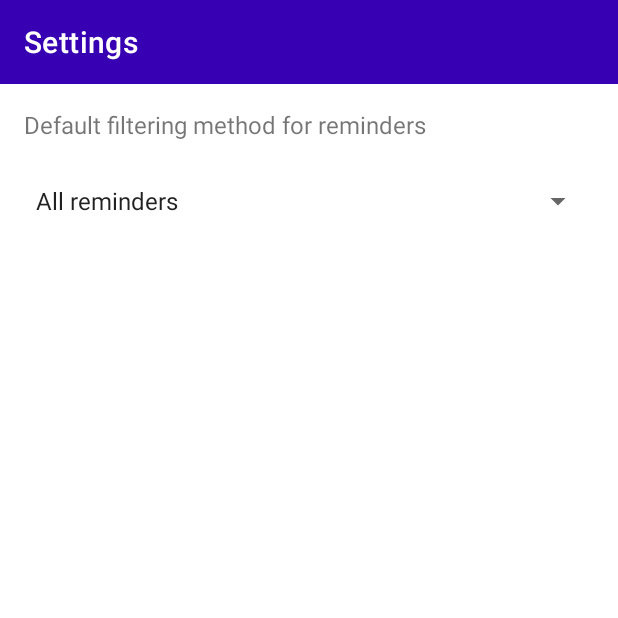
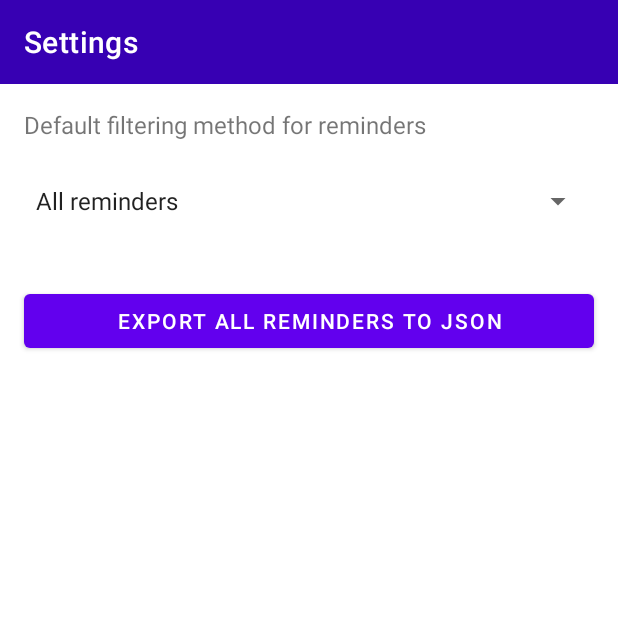
Before and after one commit to C4lopsitta/reminders-android, an Android app: the Settings screen opened directly, with no data from a screen before it, on a phone screen of 412 x 824 dp, the top half of it. Run offline under Robolectric (Android 15) with nearby library versions, the phone set to English and light mode, and no system bars.

```diff
--- a/app/src/main/java/cc/atomtech/todo/AddReminder.kt
+++ b/app/src/main/java/cc/atomtech/todo/AddReminder.kt
@@ -3,6 +3,7 @@ package cc.atomtech.todo
 import android.annotation.SuppressLint
 import android.app.DatePickerDialog
 import android.app.TimePickerDialog
+import android.content.Context
 import android.content.Intent
 import android.os.Bundle
 import android.util.Log
@@ -85,6 +86,7 @@ class AddReminder : AppCompatActivity() {
 
         var timeInMillis: Long = 0;
 
+        val context: Context = this;
 
         lifecycleScope.launch {
             var dbId: Long;
@@ -94,7 +96,7 @@ class AddReminder : AppCompatActivity() {
 
             timeInMillis = calendar.timeInMillis;
             if(getNotification) {
-                Notifier.registerNotification(dbId, editTitle, editBody ?: "", calendar);
+                Notifier.registerNotification(context, dbId, editTitle, editBody ?: "", calendar);
                 Log.i("NOTIFICATION_ADD_REMINDER", "Notificaiton set with id $dbId for time ${calendar.timeInMillis}");
             }
         }
@@ -110,7 +112,7 @@ class AddReminder : AppCompatActivity() {
         startActivity(intent)
     }
 
-    private fun prettifyMinute(minute: Int): String {
+    private fun prettifyMinute(minute: Int): String { // Vaffanculo Giulia
         var str = minute.toString();
         if(str.length == 1)
             str = "0${str}"
--- a/app/src/main/java/cc/atomtech/todo/MainActivity.kt
+++ b/app/src/main/java/cc/atomtech/todo/MainActivity.kt
@@ -25,8 +25,6 @@ import com.google.android.material.chip.ChipGroup
 import com.google.android.material.floatingactionbutton.FloatingActionButton
 import com.google.android.material.snackbar.Snackbar
 import kotlinx.coroutines.launch
-
-// TODO: Refactor this monster
 
 class MainActivity : AppCompatActivity() {
    private lateinit var fabAdd: FloatingActionButton
--- a/app/src/main/java/cc/atomtech/todo/NotifReciever.kt
+++ b/app/src/main/java/cc/atomtech/todo/NotifReciever.kt
@@ -38,5 +38,9 @@ class NotifReciever : BroadcastReceiver() {
       public fun setExactAlarm(time: Long, pendingIntent: PendingIntent) {
          alarmManager?.setExact(AlarmManager.RTC_WAKEUP, time, pendingIntent);
       }
+
+      public fun dropExactAlarm(pendingIntent: PendingIntent) {
+         alarmManager?.cancel(pendingIntent);
+      }
    }
 }
--- a/app/src/main/java/cc/atomtech/todo/Settings.kt
+++ b/app/src/main/java/cc/atomtech/todo/Settings.kt
@@ -2,6 +2,7 @@ package cc.atomtech.todo
 
 import android.os.Bundle
 import android.widget.AdapterView
+import android.widget.Button
 import android.widget.Spinner
 import androidx.appcompat.app.AppCompatActivity
 import com.google.android.material.appbar.MaterialToolbar
@@ -9,15 +10,35 @@ import com.google.android.material.appbar.MaterialToolbar
 class Settings: AppCompatActivity() {
     private lateinit var topbar: MaterialToolbar;
     private lateinit var filterDropdown: Spinner;
+    private lateinit var exportButton: Button;
 
     override fun onCreate(savedInstanceState: Bundle?){
-        super.onCreate(savedInstanceState)
-        setContentView(R.layout.activity_settings)
-        topbar = findViewById(R.id.topbar)
-        topbar.title = getString(R.string.settings)
-        setSupportActionBar(topbar)
+        super.onCreate(savedInstanceState);
+        setContentView(R.layout.activity_settings);
+        topbar = findViewById(R.id.topbar);
+        topbar.title = getString(R.string.settings);
+        setSupportActionBar(topbar);
 
         filterDropdown = findViewById(R.id.settings_dropdown_default_filter);
+        exportButton = findViewById(R.id.settings_export);
+
+        exportButton.setOnClickListener { Export.export(null); }
 
     }
 }
+
+private class Export{
+    companion object {
+        public fun export(reminders: List<Reminder>?) {
+
+        }
+
+        private fun toJson() {
+
+        }
+
+        private fun toXML() {
+
+        }
+    }
+}
--- a/app/src/main/res/layout/activity_settings.xml
+++ b/app/src/main/res/layout/activity_settings.xml
@@ -41,4 +41,14 @@
         app:layout_constraintStart_toStartOf="parent"
         app:layout_constraintTop_toBottomOf="@+id/topbar" />
 
+    <Button
+        android:id="@+id/settings_export"
+        android:layout_width="0dp"
+        android:layout_height="wrap_content"
+        android:layout_marginTop="32dp"
+        android:text="@string/settings_export_json"
+        app:layout_constraintEnd_toEndOf="@+id/settings_dropdown_default_filter"
+        app:layout_constraintStart_toStartOf="@+id/settings_dropdown_default_filter"
+        app:layout_constraintTop_toBottomOf="@+id/settings_dropdown_default_filter" />
+
 </androidx.constraintlayout.widget.ConstraintLayout>
--- a/app/src/main/res/values/strings.xml
+++ b/app/src/main/res/values/strings.xml
@@ -33,4 +33,5 @@
     <string name="settings_label_default_filter">Default filtering method for reminders</string>
     <string name="chip_with_notificaiton">With notification</string>
     <string name="chip_wihtout_notificaiton">Without notification</string>
+    <string name="settings_export_json">Export all reminders to JSON</string>
 </resources>
```
Also changed, not shown: app/src/main/java/cc/atomtech/todo/Notifier.kt (+19 -13 lines), app/src/main/java/cc/atomtech/todo/ShowReminder.kt (+13 -2 lines), 1 other file.
